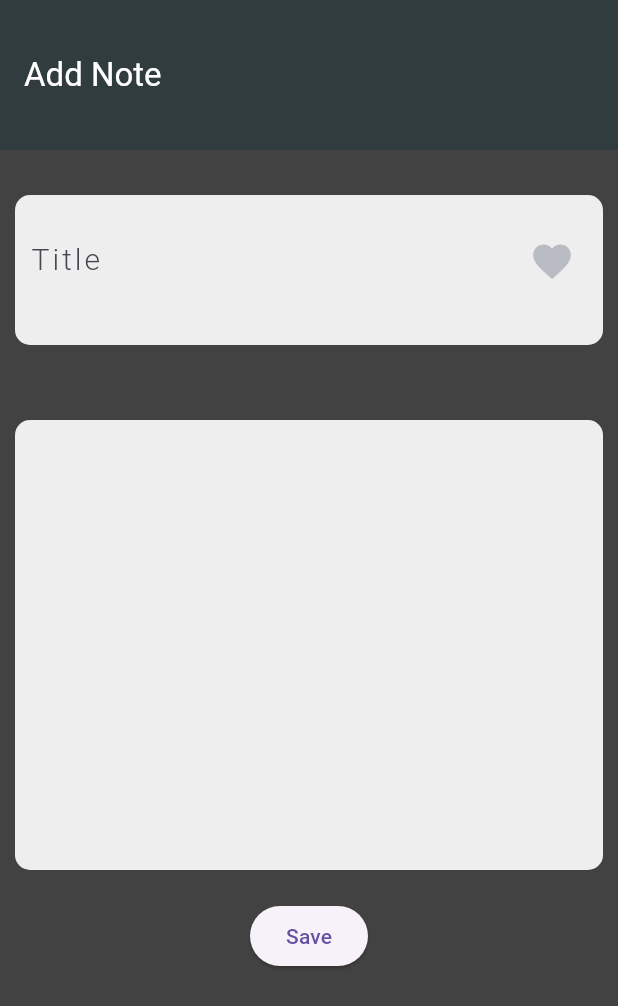
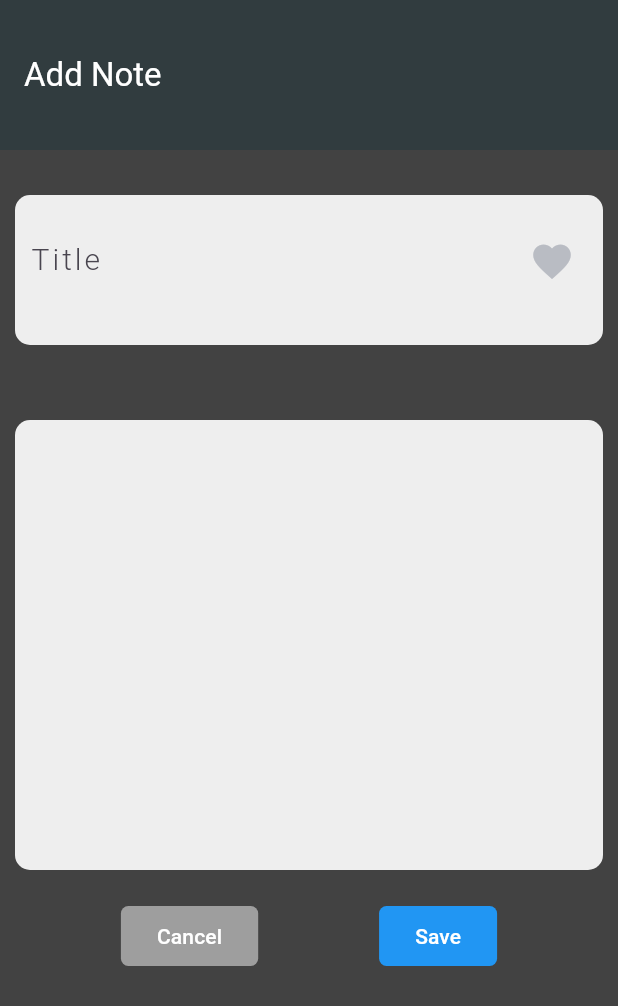
Before and after one commit to iamworrell/Flutter-Notes-Goal-App, a Flutter app: the NotesHomePage screen opened directly, after a tap on "Add Note", on a phone screen of 412 x 824 dp. Shown: the top 1006 px of the screen. Run offline on Flutter 3.47's test engine with Material 3 defaults, Android fonts, the phone set to English and light mode, and no system bars; our stand-ins replace lottie, shared_preferences; accounts and stored records are empty; Roboto replaces fonts that are missing (Sans Serif).

Commit message:
fixed deleting notes/ goals bug

```diff
--- a/lib/goals/edit_goals_page.dart
+++ b/lib/goals/edit_goals_page.dart
@@ -1,4 +1,5 @@
 import 'package:flutter/material.dart';
+import 'package:notes_and_goal/global_variables.dart';
 import 'package:notes_and_goal/goals/goals_homepage.dart';
 import 'package:shared_preferences/shared_preferences.dart';
 
@@ -42,6 +43,10 @@ class _EditGoalsState extends State<EditGoals> {
 
     //set local variables stored in device
     prefs.setStringList("listOfGoals", storedGoals!);
+
+    //we must also update the global variables becuase it is used when adding
+    //goals to screen
+    GlobalVariables.localGoalsArray = storedGoals!;
   }
 
   final String title;
--- a/lib/notes/create_notes_page.dart
+++ b/lib/notes/create_notes_page.dart
@@ -152,7 +152,31 @@ class _CreateNotesPageState extends State<CreateNotesPage> {
                     )
                   ),
                   const SizedBox(height: 20),
-                  ElevatedButton(
+                  Row(
+                    mainAxisAlignment: MainAxisAlignment.spaceEvenly,
+                    children: [
+                      ElevatedButton(
+                    style: ElevatedButton.styleFrom(
+                      elevation: 0,
+                      foregroundColor: Colors.white,
+                      backgroundColor: Colors.grey[500],
+                      shape: RoundedRectangleBorder(
+                        borderRadius: BorderRadius.circular(5),
+                      ),
+                    ),
+                    onPressed: () => {
+                      Navigator.pop(context),
+                    },
+                    child: const Text("Cancel")),
+                      ElevatedButton(
+                    style: ElevatedButton.styleFrom(
+                      elevation: 0,
+                      foregroundColor: Colors.white,
+                      backgroundColor: Colors.blue[500],
+                      shape: RoundedRectangleBorder(
+                        borderRadius: BorderRadius.circular(5),
+                      ),
+                    ),
                     onPressed: () => {
                       setState(() async {
                         //get access to the shared preference object
@@ -167,14 +191,20 @@ class _CreateNotesPageState extends State<CreateNotesPage> {
                         //update local variable
                         prefs.setStringList("listOfNotes", GlobalVariables.localNotesArray);
                         prefs.setInt("notesId", noteIdentificationNumber);
+
+
                       //
                       Navigator.pushReplacement(
                         context,
                         MaterialPageRoute(builder: (context) => const NotesHomePage()),
                       );
                       }),
+
                     },
                     child: const Text("Save"))
+
+                    ],),
+
               ],
             ),
           ],
--- a/lib/notes/edit_notes_page.dart
+++ b/lib/notes/edit_notes_page.dart
@@ -1,4 +1,5 @@
 import 'package:flutter/material.dart';
+import 'package:notes_and_goal/global_variables.dart';
 import 'package:notes_and_goal/notes/notes_homepage.dart';
 import 'package:shared_preferences/shared_preferences.dart';
 
@@ -49,6 +50,10 @@ class _EditNotesPageState extends State<EditNotesPage> {
 
     //set local variables stored in device
     prefs.setStringList("listOfNotes", storedNotes!);
+
+    //we must also update the global variables becuase it is used when adding
+    //notes to screen
+    GlobalVariables.localNotesArray = storedNotes!;
   }
 
 
--- a/lib/notes/notes_homepage.dart
+++ b/lib/notes/notes_homepage.dart
@@ -2,6 +2,7 @@ import 'dart:convert';
 import 'dart:io';
 
 import 'package:flutter/material.dart';
+import 'package:notes_and_goal/loading_screen.dart';
 import 'package:notes_and_goal/notes/create_notes_page.dart';
 import 'package:notes_and_goal/notes/edit_notes_page.dart';
 import 'package:notes_and_goal/notes/notes_preview_card.dart';
@@ -21,6 +22,7 @@ class _NotesHomePageState extends State<NotesHomePage> {
   @override
   void initState()
   {
+    print("init notes home");
     super.initState();
   }
 
@@ -67,7 +69,7 @@ class _NotesHomePageState extends State<NotesHomePage> {
           //snapshot has a variety of methods and properties
           if (snapshot.connectionState == ConnectionState.waiting) {
             // Show a loading indicator while waiting for data
-            return const Center(child: CircularProgressIndicator());
+            return const LoadingScreen();
           } else if (snapshot.hasError) {
             // Handle errors
             return Center(child: Text('Error: ${snapshot.error}'));
```
